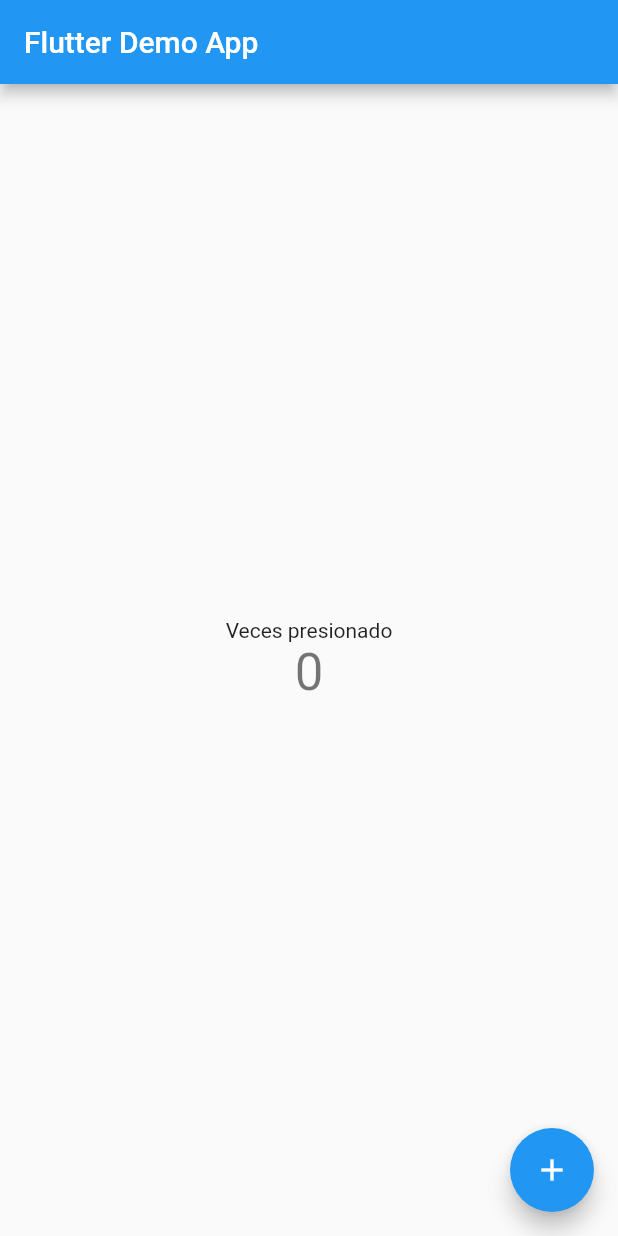
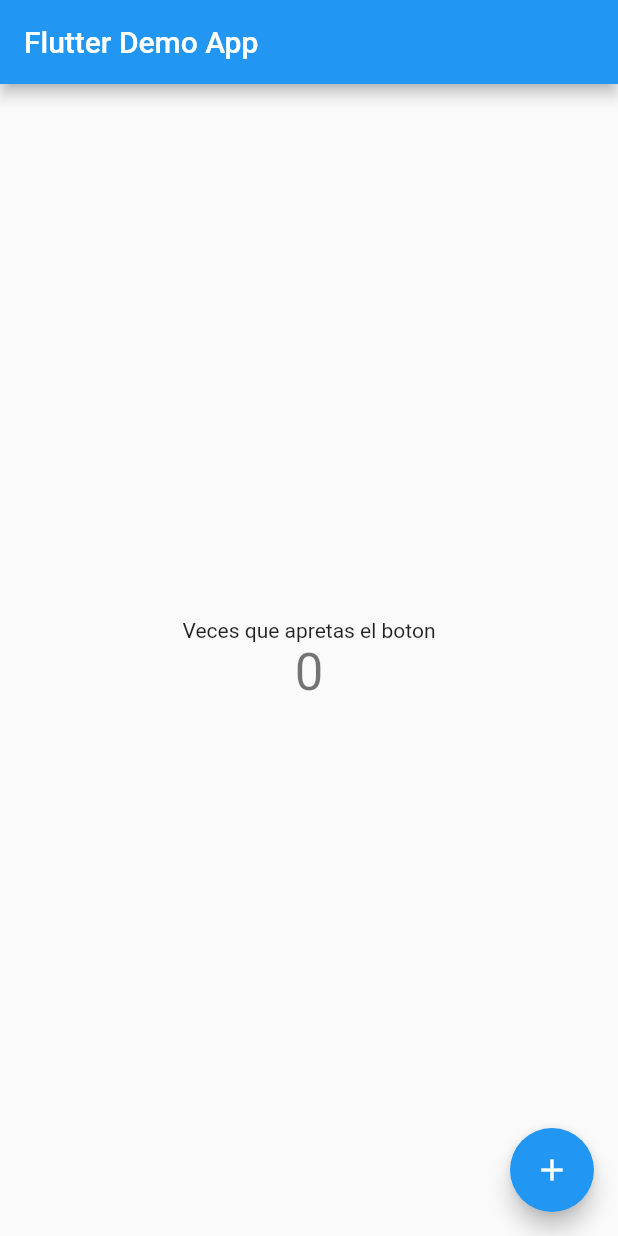
Before and after one commit to arielbakal/counter_app, a Flutter app: the screen it shows after launch, on a phone screen of 412 x 824 dp. Run offline on Flutter 3.47's test engine with Material 2 defaults, Android fonts, the phone set to English and light mode, and no system bars.

Commit message:
Test edit

```diff
--- a/lib/main.dart
+++ b/lib/main.dart
@@ -96,7 +96,7 @@ class _MyHomePageState extends State<MyHomePage> {
           mainAxisAlignment: MainAxisAlignment.center,
           children: <Widget>[
             const Text(
-              'Veces presionado',
+              'Veces que apretas el boton',
             ),
             Text(
               '$_counter',
```
